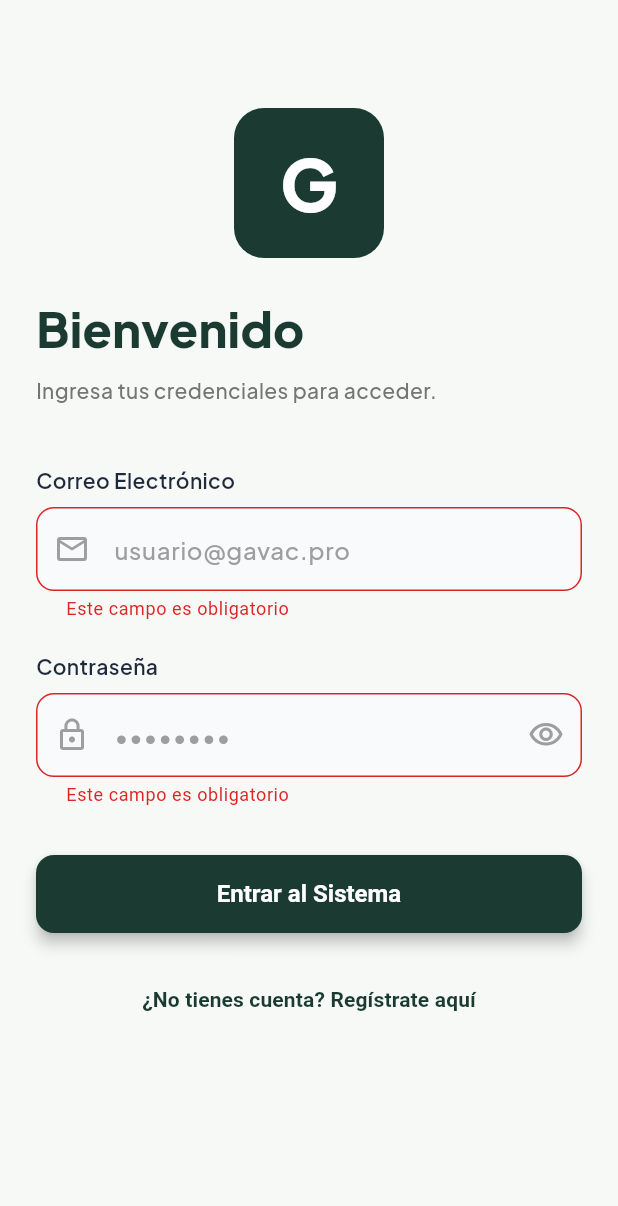
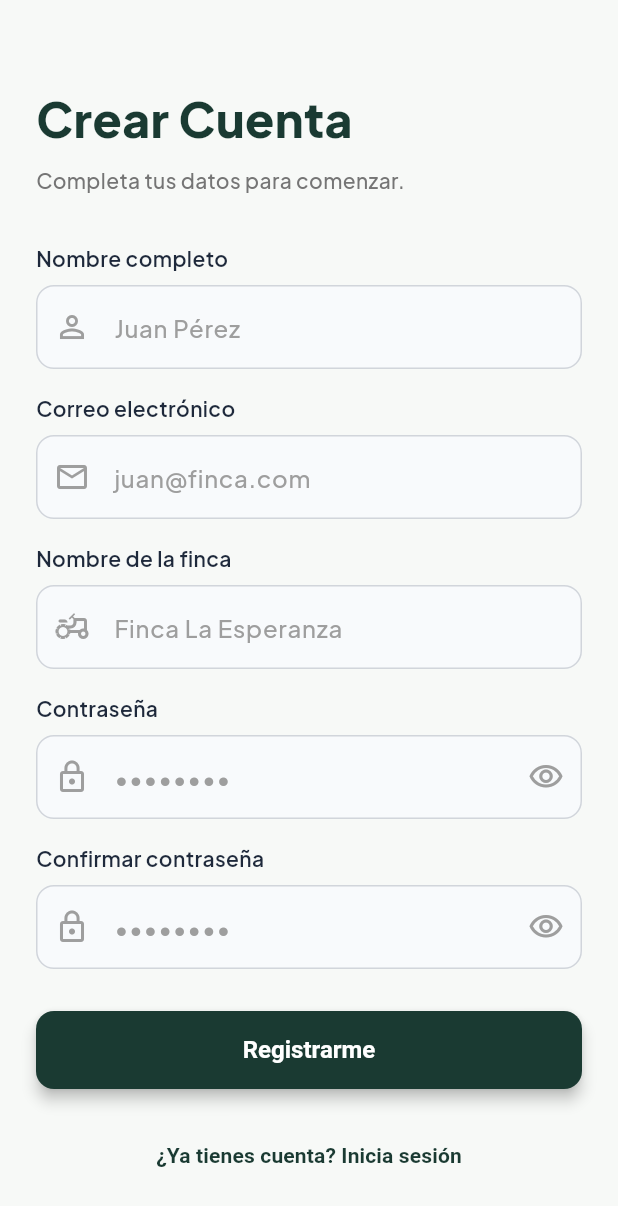
Before and after one commit to JHbotero-deve/Proyecto_Gestion_Ganadera, a Flutter app: the screen it shows after launch, after a tap on "Entrar al Sistema", after a tap on "¿No tienes cuenta? Regístrate aquí", on a phone screen of 412 x 824 dp. Shown: the top 1206 px of the screen. Run offline on Flutter 3.47's test engine with Material 3 defaults, Android fonts, the light colour scheme and no system bars; our stand-ins replace google_fonts.

Commit message:
feat(mobile): agregar pantalla de registro y conectar navegación desde login

```diff
--- a/mobile/lib/features/auth/presentation/screens/login_screen.dart
+++ b/mobile/lib/features/auth/presentation/screens/login_screen.dart
@@ -58,7 +58,7 @@ class _LoginScreenState extends State<LoginScreen> {
   Widget _buildDesktopLayout() {
     return Row(
       children: [
-        // LADO IZQUIERDO
+        // LADO IZQUIERDO - Imagen de fondo con texto
         Expanded(
           flex: 1,
           child: Container(
@@ -126,7 +126,7 @@ class _LoginScreenState extends State<LoginScreen> {
           ),
         ),
 
-        // LADO DERECHO
+        // LADO DERECHO - Formulario de Login
         Expanded(
           flex: 1,
           child: Container(
@@ -203,14 +203,11 @@ class _LoginScreenState extends State<LoginScreen> {
                       ),
                       const SizedBox(height: 24),
 
+                      // ✅ CAMBIO INTEGRADO: Navegación al Registro (Escritorio)
                       Center(
                         child: TextButton(
                           onPressed: () {
-                            if (mounted) {
-                              ScaffoldMessenger.of(context).showSnackBar(
-                                const SnackBar(content: Text('Registro en desarrollo')),
-                              );
-                            }
+                            Navigator.pushNamed(context, '/register');
                           },
                           child: const Text(
                             registerText,
@@ -327,12 +324,15 @@ class _LoginScreenState extends State<LoginScreen> {
               ),
               const SizedBox(height: 20),
 
+              // ✅ CAMBIO INTEGRADO: Navegación al Registro (Móvil)
               Center(
                 child: TextButton(
-                  onPressed: () {},
-                  child: Text(
+                  onPressed: () {
+                    Navigator.pushNamed(context, '/register');
+                  },
+                  child: const Text(
                     registerText,
-                    style: const TextStyle(
+                    style: TextStyle(
                       color: GavacColors.primary,
                       fontWeight: FontWeight.w600,
                     ),
--- /dev/null
+++ b/mobile/lib/features/auth/presentation/screens/register_screen.dart
@@ -0,0 +1,263 @@
+import 'package:flutter/material.dart';
+import '../../../../core/theme/gavac_colors.dart';
+
+class RegisterScreen extends StatefulWidget {
+  const RegisterScreen({super.key});
+
+  @override
+  State<RegisterScreen> createState() => _RegisterScreenState();
+}
+
+class _RegisterScreenState extends State<RegisterScreen> {
+  final _formKey = GlobalKey<FormState>();
+  final _nombreController = TextEditingController();
+  final _emailController = TextEditingController();
+  final _fincaController = TextEditingController();
+  final _passwordController = TextEditingController();
+  final _confirmPasswordController = TextEditingController();
+
+  bool _obscurePassword = true;
+  bool _obscureConfirmPassword = true;
+  bool _isLoading = false;
+
+  static const String appName = 'GAVAC';
+  static const String appSlogan = 'Únete a la revolución\nde la gestión ganadera.';
+
+  @override
+  void dispose() {
+    _nombreController.dispose();
+    _emailController.dispose();
+    _fincaController.dispose();
+    _passwordController.dispose();
+    _confirmPasswordController.dispose();
+    super.dispose();
+  }
+
+  void _handleRegister() {
+    if (_formKey.currentState!.validate()) {
+      setState(() => _isLoading = true);
+      Future.delayed(const Duration(seconds: 2), () {
+        if (mounted) {
+          setState(() => _isLoading = false);
+          ScaffoldMessenger.of(context).showSnackBar(
+            const SnackBar(
+              content: Text('Cuenta creada exitosamente. Inicia sesión.'),
+              backgroundColor: GavacColors.successText,
+            ),
+          );
+          Navigator.pushReplacementNamed(context, '/login');
+        }
+      });
+    }
+  }
+
+  @override
+  Widget build(BuildContext context) {
+    final screenWidth = MediaQuery.of(context).size.width;
+    final isDesktop = screenWidth > 768;
+
+    return Scaffold(
+      body: isDesktop ? _buildDesktopLayout() : _buildMobileLayout(),
+    );
+  }
+
+  Widget _buildDesktopLayout() {
+    return Row(
+      children: [
+        // LADO IZQUIERDO - Formulario
+        Expanded(
+          flex: 1,
+          child: Container(
+            color: Colors.white,
+            child: Center(
+              child: SingleChildScrollView(
+                padding: const EdgeInsets.symmetric(horizontal: 64, vertical: 48),
+                child: Form(
+                  key: _formKey,
+                  child: Column(
+                    crossAxisAlignment: CrossAxisAlignment.start,
+                    children: [
+                      const Text(
+                        'Crear Cuenta',
+                        style: TextStyle(
+                          fontSize: 36,
+                          fontWeight: FontWeight.w800,
+                          color: GavacColors.primary,
+                        ),
+                      ),
+                      const SizedBox(height: 8),
+                      const Text(
+                        'Completa tus datos para comenzar.',
+                        style: TextStyle(fontSize: 16, color: Color(0xFF757575)),
+                      ),
+                      const SizedBox(height: 32),
+
+                      _buildTextField('Nombre completo', 'Juan Pérez', _nombreController, Icons.person_outline),
+                      const SizedBox(height: 20),
+                      _buildTextField('Correo electrónico', 'juan@finca.com', _emailController, Icons.email_outlined, TextInputType.emailAddress),
+                      const SizedBox(height: 20),
+                      _buildTextField('Nombre de la finca', 'Finca La Esperanza', _fincaController, Icons.agriculture_outlined),
+                      const SizedBox(height: 20),
+                      _buildPasswordField('Contraseña', _passwordController, _obscurePassword, () => setState(() => _obscurePassword = !_obscurePassword)),
+                      const SizedBox(height: 20),
+                      _buildPasswordField('Confirmar contraseña', _confirmPasswordController, _obscureConfirmPassword, () => setState(() => _obscureConfirmPassword = !_obscureConfirmPassword)),
+                      const SizedBox(height: 32),
+
+                      SizedBox(
+                        width: double.infinity,
+                        height: 56,
+                        child: ElevatedButton(
+                          onPressed: _isLoading ? null : _handleRegister,
+                          style: ElevatedButton.styleFrom(
+                            backgroundColor: GavacColors.primary,
+                            foregroundColor: Colors.white,
+                            elevation: 8,
+                            shadowColor: GavacColors.primary.withValues(alpha: 0.3),
+                            shape: RoundedRectangleBorder(borderRadius: BorderRadius.circular(12)),
+                          ),
+                          child: _isLoading
+                              ? const SizedBox(height: 24, width: 24, child: CircularProgressIndicator(strokeWidth: 2.5, valueColor: AlwaysStoppedAnimation<Color>(Colors.white)))
+                              : const Text('Registrarme', style: TextStyle(fontSize: 16, fontWeight: FontWeight.w700)),
+                        ),
+                      ),
+                      const SizedBox(height: 24),
+                      Center(
+                        child: TextButton(
+                          onPressed: () => Navigator.pushReplacementNamed(context, '/login'),
+                          child: const Text('¿Ya tienes cuenta? Inicia sesión', style: TextStyle(color: GavacColors.primary, fontWeight: FontWeight.w600, fontSize: 14)),
+                        ),
+                      ),
+                    ],
+                  ),
+                ),
+              ),
+            ),
+          ),
+        ),
+
+        // LADO DERECHO - Imagen de fondo
+        Expanded(
+          flex: 1,
+          child: Container(
+            color: const Color(0xFF6B8E85),
+            child: Stack(
+              children: [
+                const Positioned.fill(
+                  child: Opacity(
+                    opacity: 0.3,
+                    child: Image(
+                      image: AssetImage('assets/imagenes/imagenlogin.png'),
+                      fit: BoxFit.cover,
+                    ),
+                  ),
+                ),
+                const Positioned.fill(
+                  child: ColoredBox(color: Color(0x33000000)),
+                ),
+                Center(
+                  child: Padding(
+                    padding: const EdgeInsets.all(48.0),
+                    child: Column(
+                      mainAxisAlignment: MainAxisAlignment.center,
+                      crossAxisAlignment: CrossAxisAlignment.start,
+                      children: const [
+                        Text(
+                          appName,
+                          style: TextStyle(fontSize: 72, fontWeight: FontWeight.w900, color: Colors.white, letterSpacing: -2, shadows: [Shadow(color: Color(0x80000000), offset: Offset(0, 4), blurRadius: 8)]),
+                        ),
+                        SizedBox(height: 16),
+                        Text(
+                          appSlogan,
+                          style: TextStyle(fontSize: 20, fontWeight: FontWeight.w400, color: Colors.white, height: 1.4, shadows: [Shadow(color: Color(0x80000000), offset: Offset(0, 2), blurRadius: 4)]),
+                        ),
+                      ],
+                    ),
+                  ),
+                ),
+              ],
+            ),
+          ),
+        ),
+      ],
+    );
+  }
+
+  Widget _buildMobileLayout() {
+    return SafeArea(
+      child: SingleChildScrollView(
+        padding: const EdgeInsets.all(24.0),
+        child: Form(
+          key: _formKey,
+          child: Column(
+            crossAxisAlignment: CrossAxisAlignment.start,
+            children: [
+              const SizedBox(height: 32),
+              const Text('Crear Cuenta', style: TextStyle(fontSize: 32, fontWeight: FontWeight.w800, color: GavacColors.primary)),
+              const SizedBox(height: 8),
+              const Text('Completa tus datos para comenzar.', style: TextStyle(fontSize: 14, color: Color(0xFF757575))),
+              const SizedBox(height: 32),
+              _buildTextField('Nombre completo', 'Juan Pérez', _nombreController, Icons.person_outline),
+              const SizedBox(height: 16),
+              _buildTextField('Correo electrónico', 'juan@finca.com', _emailController, Icons.email_outlined, TextInputType.emailAddress),
+              const SizedBox(height: 16),
+              _buildTextField('Nombre de la finca', 'Finca La Esperanza', _fincaController, Icons.agriculture_outlined),
+              const SizedBox(height: 16),
+              _buildPasswordField('Contraseña', _passwordController, _obscurePassword, () => setState(() => _obscurePassword = !_obscurePassword)),
+              const SizedBox(height: 16),
+              _buildPasswordField('Confirmar contraseña', _confirmPasswordController, _obscureConfirmPassword, () => setState(() => _obscureConfirmPassword = !_obscureConfirmPassword)),
+              const SizedBox(height: 28),
+              SizedBox(
+                width: double.infinity,
+                height: 52,
+                child: ElevatedButton(
+                  onPressed: _isLoading ? null : _handleRegister,
+                  style: ElevatedButton.styleFrom(backgroundColor: GavacColors.primary, foregroundColor: Colors.white, elevation: 4, shape: RoundedRectangleBorder(borderRadius: BorderRadius.circular(12))),
+                  child: _isLoading ? const SizedBox(height: 22, width: 22, child: CircularProgressIndicator(strokeWidth: 2.5, valueColor: AlwaysStoppedAnimation<Color>(Colors.white))) : const Text('Registrarme', style: TextStyle(fontSize: 16, fontWeight: FontWeight.w700)),
+                ),
+              ),
+              const SizedBox(height: 20),
+              Center(
+                child: TextButton(
+                  onPressed: () => Navigator.pushReplacementNamed(context, '/login'),
+                  child: const Text('¿Ya tienes cuenta? Inicia sesión', style: TextStyle(color: GavacColors.primary, fontWeight: FontWeight.w600)),
+                ),
+              ),
+            ],
+          ),
+        ),
+      ),
+    );
+  }
+
+  Widget _buildTextField(String label, String hint, TextEditingController controller, IconData icon, [TextInputType? type]) {
+    return Column(
+      crossAxisAlignment: CrossAxisAlignment.start,
+      children: [
+        Text(label, style: const TextStyle(fontSize: 14, fontWeight: FontWeight.w600, color: GavacColors.textPrimary)),
+        const SizedBox(height: 8),
+        TextFormField(
+          controller: controller,
+          keyboardType: type,
+          decoration: InputDecoration(hintText: hint, hintStyle: const TextStyle(color: Color(0xFF9E9E9E)), prefixIcon: Icon(icon, color: const Color(0xFF9E9E9E)), filled: true, fillColor: const Color(0xFFF8FAFC), border: OutlineInputBorder(borderRadius: BorderRadius.circular(12), borderSide: const BorderSide(color: Color(0xFFD1D5DB))), enabledBorder: OutlineInputBorder(borderRadius: BorderRadius.circular(12), borderSide: const BorderSide(color: Color(0xFFD1D5DB))), focusedBorder: OutlineInputBorder(borderRadius: BorderRadius.circular(12), borderSide: const BorderSide(color: GavacColors.primary, width: 2)), contentPadding: const EdgeInsets.symmetric(horizontal: 16, vertical: 16)),
+          validator: (v) => (v == null || v.isEmpty) ? 'Campo obligatorio' : null,
+        ),
+      ],
+    );
+  }
+
+  Widget _buildPasswordField(String label, TextEditingController controller, bool obscure, VoidCallback toggle) {
+    return Column(
+      crossAxisAlignment: CrossAxisAlignment.start,
+      children: [
+        Text(label, style: const TextStyle(fontSize: 14, fontWeight: FontWeight.w600, color: GavacColors.textPrimary)),
+        const SizedBox(height: 8),
+        TextFormField(
+          controller: controller,
+          obscureText: obscure,
+          decoration: InputDecoration(hintText: '••••••••', hintStyle: const TextStyle(color: Color(0xFF9E9E9E)), prefixIcon: const Icon(Icons.lock_outline, color: Color(0xFF9E9E9E)), suffixIcon: IconButton(icon: Icon(obscure ? Icons.visibility_outlined : Icons.visibility_off_outlined, color: const Color(0xFF9E9E9E)), onPressed: toggle), filled: true, fillColor: const Color(0xFFF8FAFC), border: OutlineInputBorder(borderRadius: BorderRadius.circular(12), borderSide: const BorderSide(color: Color(0xFFD1D5DB))), enabledBorder: OutlineInputBorder(borderRadius: BorderRadius.circular(12), borderSide: const BorderSide(color: Color(0xFFD1D5DB))), focusedBorder: OutlineInputBorder(borderRadius: BorderRadius.circular(12), borderSide: const BorderSide(color: GavacColors.primary, width: 2)), contentPadding: const EdgeInsets.symmetric(horizontal: 16, vertical: 16)),
+          validator: (v) => (v == null || v.isEmpty) ? 'Campo obligatorio' : (v.length < 6 ? 'Mínimo 6 caracteres' : null),
+        ),
+      ],
+    );
+  }
+}
--- a/mobile/lib/main.dart
+++ b/mobile/lib/main.dart
@@ -2,6 +2,7 @@ import 'package:flutter/material.dart';
 import 'core/theme/gavac_theme.dart';
 import 'features/auth/presentation/screens/login_screen.dart';
 import 'features/auth/presentation/screens/dashboard_screen.dart';
+import 'features/auth/presentation/screens/register_screen.dart'; // <-- Agregado
 
 void main() {
   runApp(const GAVACApp());
@@ -19,6 +20,7 @@ class GAVACApp extends StatelessWidget {
       initialRoute: '/login',
       routes: {
         '/login': (context) => const LoginScreen(),
+        '/register': (context) => const RegisterScreen(), // <-- Agregado
         '/dashboard': (context) => const DashboardScreen(),
       },
     );
```
Also changed, not shown: mobile/assets/imagenes/imagenlogin.png (added).
